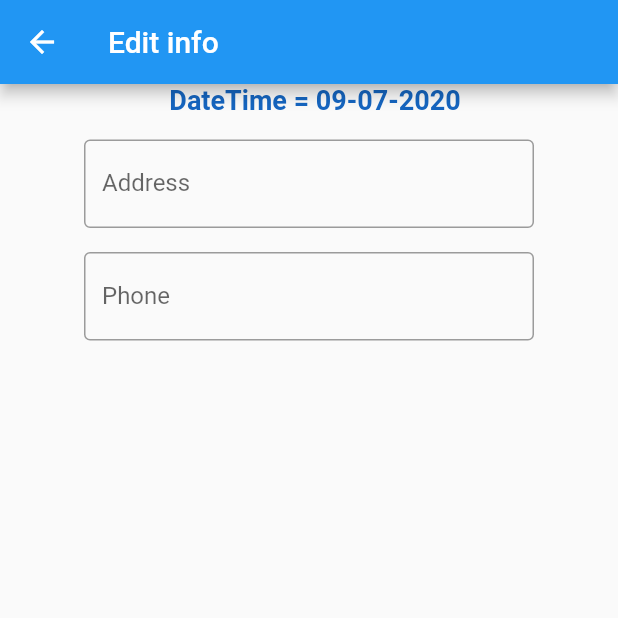
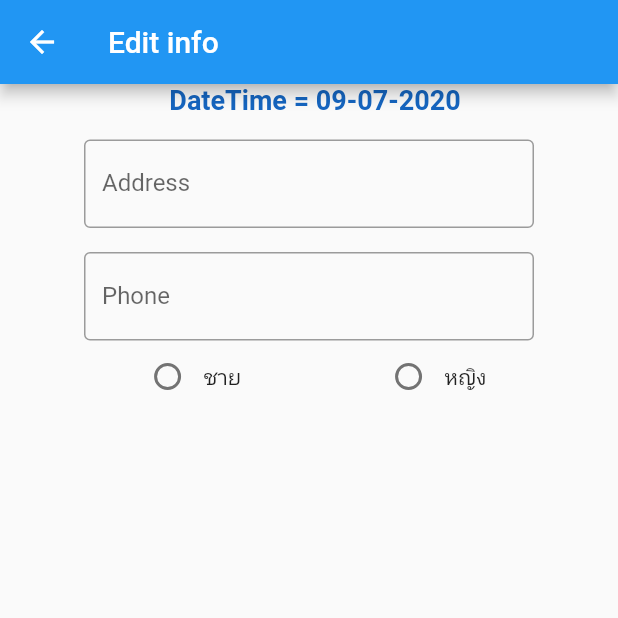
Before and after one commit to wnuntawat/armrciV2, a Flutter app: the EditInfoShop screen opened directly, on a phone screen of 412 x 824 dp, the top half of it. Run offline on Flutter 3.47's test engine with Material 2 defaults, Android fonts, the phone set to English and light mode, and no system bars; our stand-ins replace dio, shared_preferences; accounts and stored records are empty; statements that could not run were skipped.

Commit message:
update 09.33

```diff
--- a/lib/page/edit_info_shop.dart
+++ b/lib/page/edit_info_shop.dart
@@ -45,10 +45,53 @@ class _EditInfoShopState extends State<EditInfoShop> {
           children: <Widget>[
             showDate(),
             addressForm(),
-            phoneForm()
+            phoneForm(),
+            genderGroup(),
           ],
         ),
       ),
+    );
+  }
+
+  Container genderGroup() => Container(
+        child: Row(
+          mainAxisAlignment: MainAxisAlignment.spaceEvenly,
+          children: <Widget>[
+            maleRadio(),
+            femaleRadio(),
+          ],
+        ),
+      );
+
+  Row maleRadio() {
+    return Row(
+      children: <Widget>[
+        Radio(
+            value: 'Male',
+            groupValue: gender,
+            onChanged: (value) {
+              setState(() {
+                gender = value;
+              });
+            }),
+        Text('ชาย'),
+      ],
+    );
+  }
+
+  Row femaleRadio() {
+    return Row(
+      children: <Widget>[
+        Radio(
+            value: 'Female',
+            groupValue: gender,
+            onChanged: (value) {
+              setState(() {
+                gender = value;
+              });
+            }),
+        Text('หญิง'),
+      ],
     );
   }
 
```
